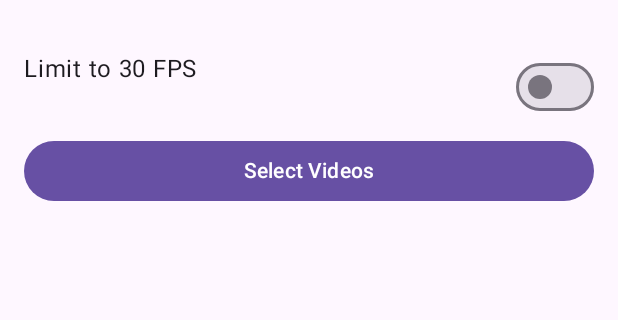
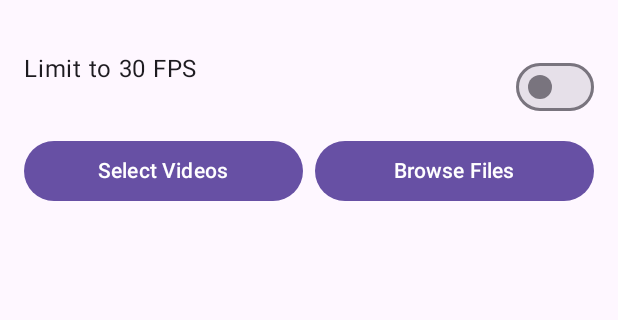
Before and after one commit to foulkick-cmd/Kiko, an Android app built with Jetpack Compose: the screen it shows after launch (MainActivity), on a phone screen of 412 x 824 dp, the part 69-389 px from its top. Run offline under Robolectric (Android 15) with nearby library versions, the phone set to English and light mode, and no system bars; 3 statements that could not run were skipped.

Commit message:
Add "Browse Files" option using the system file picker (SAF)
The Photo Picker only surfaces MediaStore-indexed Gallery items -- a
video in Downloads, a messaging app's folder, or anywhere else the
Gallery doesn't index was invisible to it, with no way to select it.

Added a second button, "Browse Files", using
ActivityResultContracts.OpenMultipleDocuments() (Storage Access
Framework, video/* filter). This reaches any folder/provider without
requesting a broad storage permission -- consistent with the existing
"modern media APIs, no legacy storage permission" approach. Persists
read access via takePersistableUriPermission so a long-running
compression job doesn't lose it.

queryDisplayName/querySize switched from MediaStore.Video.Media.* columns
to the generic android.provider.OpenableColumns (DISPLAY_NAME/SIZE) --
same underlying column keys, but the correct/general contract every
content provider must honor, so one code path now serves both Photo
Picker and file-picker results correctly. querySize also gained a
file-descriptor-length fallback for a provider that doesn't populate
OpenableColumns.SIZE.

Known limitation, not fixed here: OutputPublisher resolves the "save next
to the original" folder via a MediaStore query (SourceLocationResolver),
which only succeeds for MediaStore-backed videos. A video picked through
Browse Files from a non-MediaStore location will have its compressed
output saved to the default Movies/ folder instead of next to the
original -- resolving an arbitrary DocumentsProvider URI back to a real
filesystem folder is provider-specific and not generally solvable.

No change to compression parameters, Media3 pipeline, or core logic.

Co-Authored-By: Claude Sonnet 5 <noreply@anthropic.com>
Claude-Session: https://claude.ai/code/session_01PwRk2qYG9ve4FbYnLoy8Gt

```diff
--- a/app/src/main/kotlin/com/foulkick/smartvideocompressor/ui/CompressorScreen.kt
+++ b/app/src/main/kotlin/com/foulkick/smartvideocompressor/ui/CompressorScreen.kt
@@ -10,6 +10,7 @@ import androidx.compose.foundation.layout.heightIn
 import androidx.compose.foundation.layout.padding
 import androidx.compose.foundation.rememberScrollState
 import androidx.compose.foundation.verticalScroll
+import androidx.compose.foundation.layout.weight
 import androidx.compose.foundation.lazy.LazyColumn
 import androidx.compose.foundation.lazy.items
 import androidx.compose.material3.Button
@@ -40,6 +41,7 @@ import com.foulkick.smartvideocompressor.model.VideoJobState
 fun CompressorScreen(
     viewModel: CompressorViewModel,
     onPickVideos: () -> Unit,
+    onBrowseFiles: () -> Unit,
     onRequestPermissions: () -> Unit,
     onStartCompression: (List<SelectedVideo>, Boolean) -> Unit,
     onCancelCompression: () -> Unit,
@@ -73,8 +75,13 @@ fun CompressorScreen(
 
             androidx.compose.foundation.layout.Spacer(modifier = Modifier.height(8.dp))
 
-            Button(onClick = onPickVideos, enabled = !isRunning, modifier = Modifier.fillMaxWidth()) {
-                Text("Select Videos")
+            Row(modifier = Modifier.fillMaxWidth(), horizontalArrangement = Arrangement.spacedBy(8.dp)) {
+                Button(onClick = onPickVideos, enabled = !isRunning, modifier = Modifier.weight(1f)) {
+                    Text("Select Videos")
+                }
+                Button(onClick = onBrowseFiles, enabled = !isRunning, modifier = Modifier.weight(1f)) {
+                    Text("Browse Files")
+                }
             }
 
             androidx.compose.foundation.layout.Spacer(modifier = Modifier.height(4.dp))
```
Also changed, not shown: app/src/main/kotlin/com/foulkick/smartvideocompressor/MainActivity.kt (+41 -9 lines).
